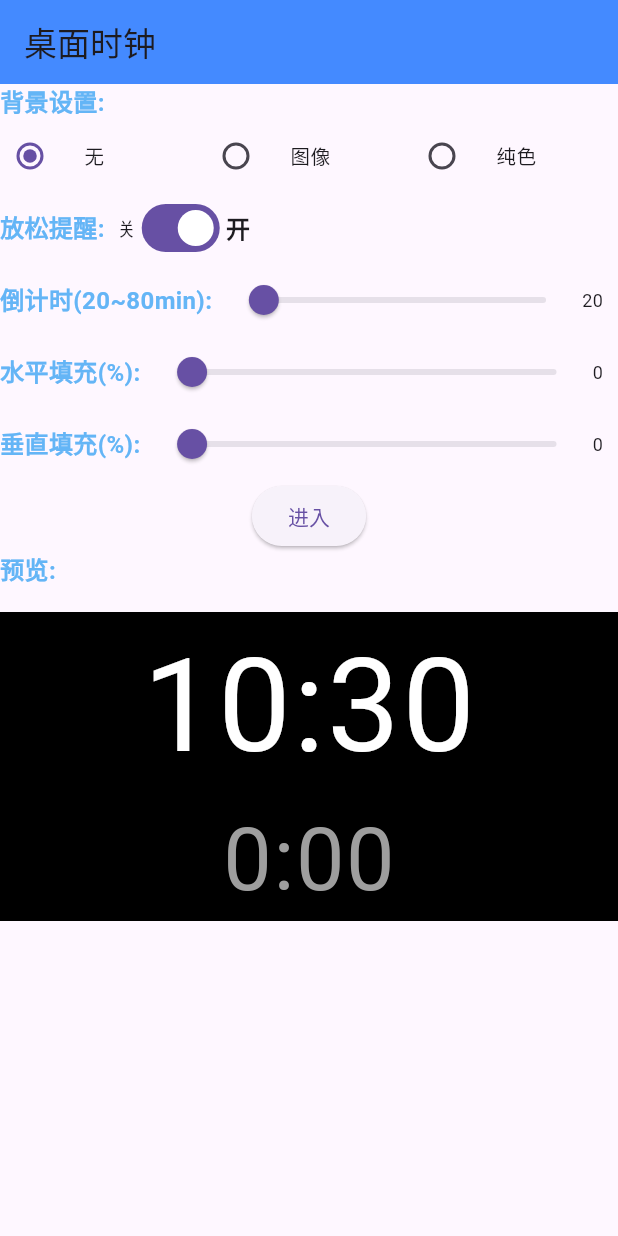
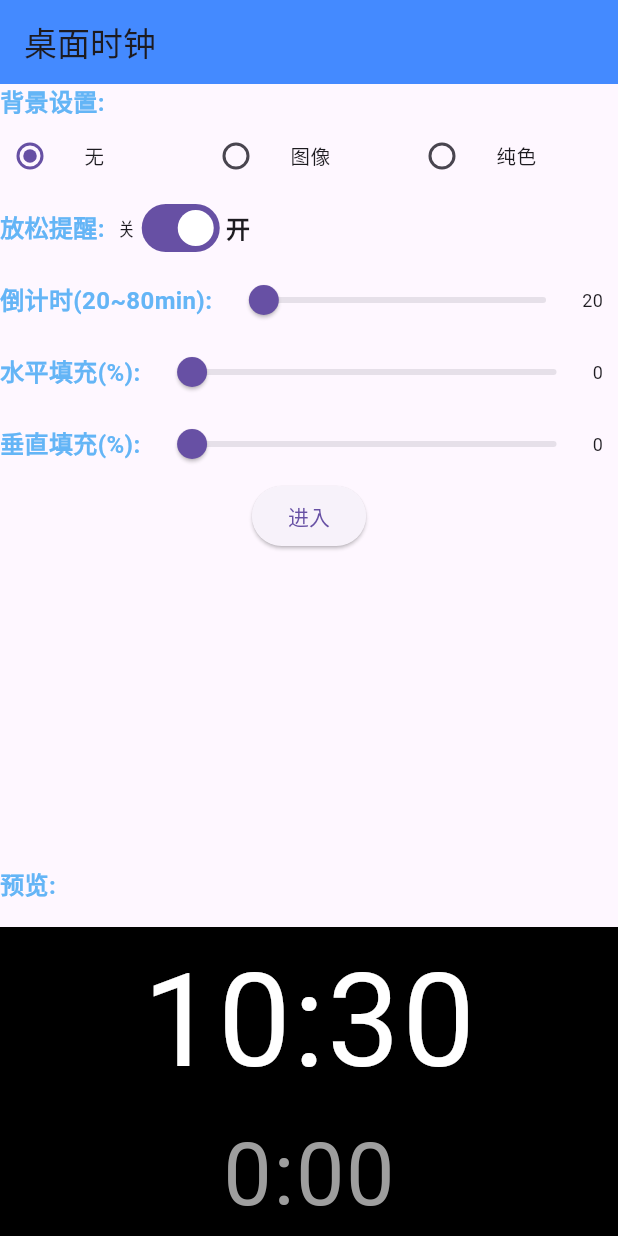
Before and after one commit to Sakurababycat/tableclock, a Flutter app: the screen it shows after launch, on a phone screen of 412 x 824 dp. Run offline on Flutter 3.47's test engine with Material 3 defaults, Android fonts, the phone set to English and light mode, and no system bars; our stand-ins replace wakelock.

Commit message:
预览区域下置

```diff
--- a/lib/fisrt_page/first_page.dart
+++ b/lib/fisrt_page/first_page.dart
@@ -65,6 +65,9 @@ class _FirstPageState extends State<FirstPage> {
                 },
                 child: const Text('进入'),
               ),
+              Expanded(
+                child: Container(),
+              ),
               Row(
                 children: [
                   Text("预览:  ",
```
